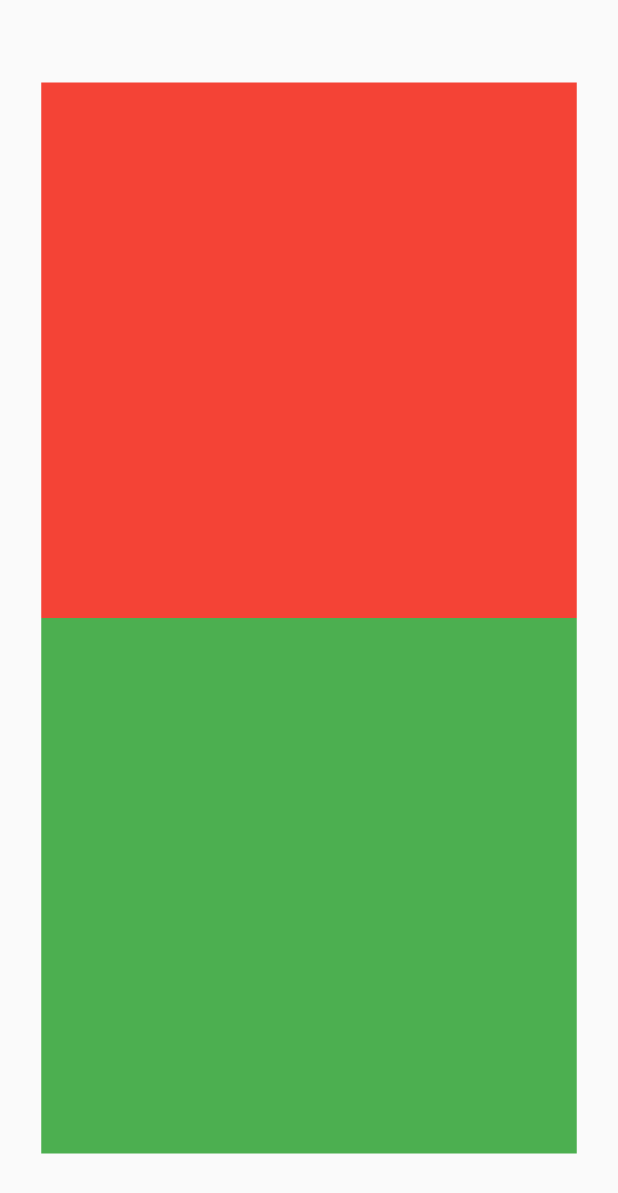
After one commit to ThaeThinzar/flutter_app_team_test, a Flutter app: the TestMediaSafeArea screen opened by its route, on a phone screen of 412 x 824 dp. The commit adds this screen. Shown: the top 1193 px of the screen. Run offline on Flutter 3.47's test engine with Material 2 defaults, Android fonts, the phone set to English and light mode, and no system bars; our stand-ins replace fluttertoast.

Commit message:
add mediaquery and safe aree

```diff
--- a/lib/common/constants.dart
+++ b/lib/common/constants.dart
@@ -1,4 +1,5 @@
 class ScreenURLPath {
   static const String PLATFORM_CHANNEL = '/plat_form_channel';
   static const String SLIVER_TEST = '/sliver_test';
+  static const String MEDIA_SAFE = '/media_safe';
 }
--- a/lib/main.dart
+++ b/lib/main.dart
@@ -1,8 +1,8 @@
-
 
 import 'package:flutter/material.dart';
 
 import 'package:flutter/services.dart';
+import 'package:flutter_app_team_test/media_query_safe_area/media_query_safe_area.dart';
 
 import 'package:flutter_app_team_test/sliver_test/sliver_test_view.dart';
 
@@ -21,6 +21,7 @@ class MyApp extends StatelessWidget {
   final routes = <String,WidgetBuilder>{
     ScreenURLPath.PLATFORM_CHANNEL:(context) => PlatformChannelView(title: 'Platform Channel',) ,
     ScreenURLPath.SLIVER_TEST:(context) => SliverTestView(),
+    ScreenURLPath.MEDIA_SAFE:(context) => TestMediaSafeArea(),
   };
   @override
   Widget build(BuildContext context) {
@@ -104,7 +105,8 @@ class _MyHomePageState extends State<MyHomePage> {
             //  buttonWidget('Platform channel',ScreenURLPath.PLATFORM_CHANNEL,context),
             //  buttonWidget('Sliver Test', ScreenURLPath.SLIVER_TEST, context)
               CommonWidget.buttonWidget(context, ScreenURLPath.PLATFORM_CHANNEL, 'Data Communication'),
-              CommonWidget.buttonWidget(context, ScreenURLPath.SLIVER_TEST, 'Sliver Test')
+              CommonWidget.buttonWidget(context, ScreenURLPath.SLIVER_TEST, 'Sliver Test'),
+              CommonWidget.buttonWidget(context, ScreenURLPath.MEDIA_SAFE, 'Media Safe Test')
             ]
           ))
         ],
--- /dev/null
+++ b/lib/media_query_safe_area/media_query_safe_area.dart
@@ -0,0 +1,78 @@
+import 'package:flutter/cupertino.dart';
+import 'package:flutter/material.dart';
+
+class TestMediaSafeArea extends StatefulWidget{
+_TestMediaSafeArea createState() => _TestMediaSafeArea();
+}
+class _TestMediaSafeArea extends State<TestMediaSafeArea>{
+  @override
+  Widget build(BuildContext context) {
+    double screenWidth = MediaQuery.of(context).size.width;
+    double screenHeight = MediaQuery.of(context).size.height;
+    Orientation orientation = MediaQuery.of(context).orientation;
+    double screenSize= MediaQuery.of(context).size.shortestSide-55;
+
+    EdgeInsets paddingSpace  = MediaQuery.of(context).viewPadding;
+
+    return SafeArea(
+      child:
+      Scaffold(
+        body: Center(
+          child:
+          //Column(
+         /*   mainAxisAlignment: MainAxisAlignment.center,
+            children:[
+            Text("Hello, World!!\n"),
+            Text("Screen Width : ${screenWidth.toString()}\n \nScreen Height:${screenHeight.toString()}")
+            ]
+          )*/
+          Builder(builder: (context){
+            if(orientation == Orientation.landscape){
+              return Row(
+                mainAxisAlignment: MainAxisAlignment.center,
+                children: twoContainers(screenSize),
+              );
+            }
+            else{
+              return Column(
+                mainAxisAlignment: MainAxisAlignment.center,
+                children: twoContainers(screenSize),
+              );
+            }
+          },
+          )
+         /* Row(
+            mainAxisAlignment: MainAxisAlignment.center,
+            children: [
+              Container(
+                width: screenWidth/2,
+                height: screenWidth/2,
+                color: Colors.green,
+              ),
+              Container(
+                width: screenWidth/2 ,
+                height:screenWidth/2,
+                color: Colors.amber,
+              )
+            ],
+          )*/
+        ),
+      ),
+    );
+
+  }
+ List<Widget> twoContainers (double  size){
+    return [
+      Container(
+        width:size ,
+        height: size,
+        color: Colors.red,
+      ),
+      Container(
+        width: size,
+        height: size,
+        color: Colors.green,
+      ),
+    ];
+ }
+}
```
